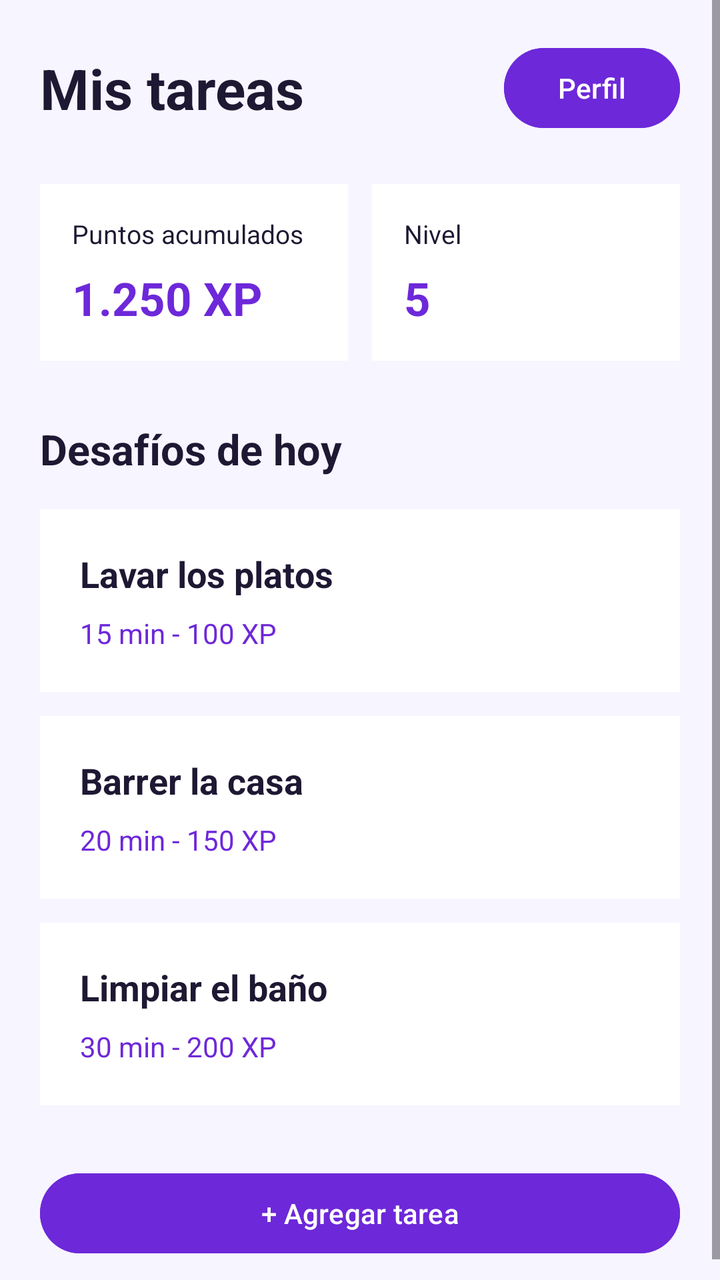
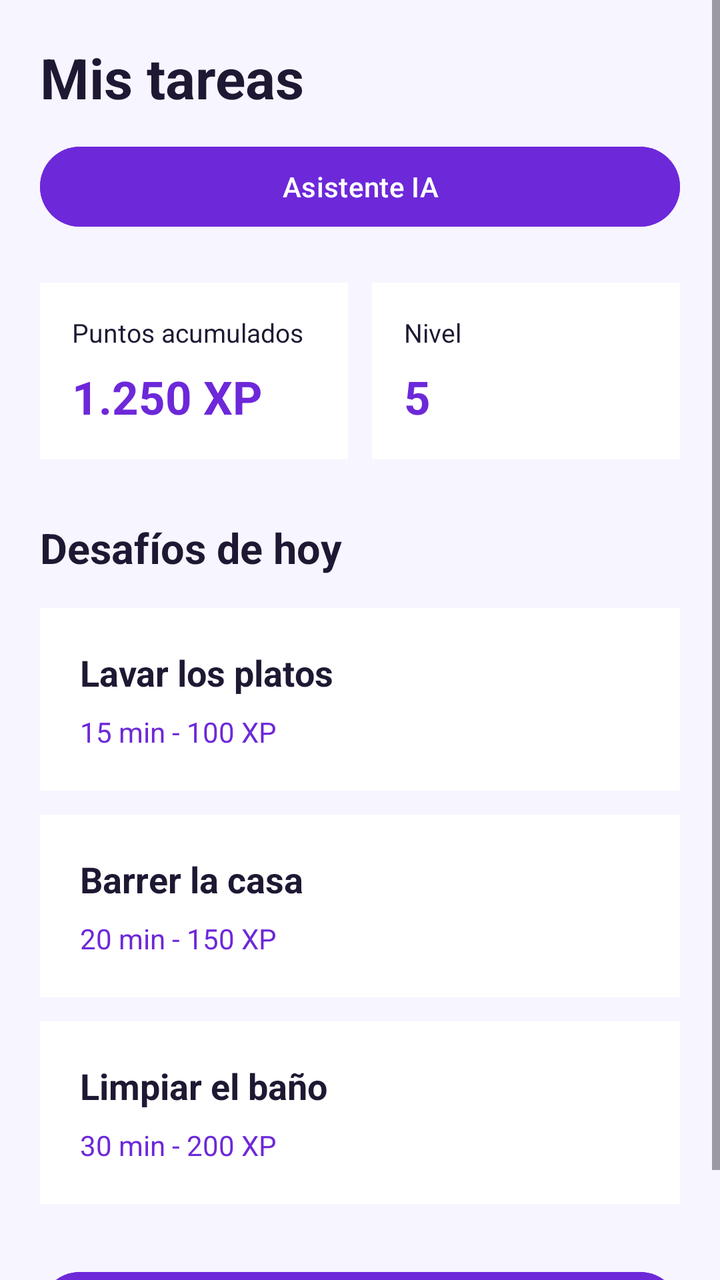

An Android layout rendered at two revisions. The XML below is the earlier revision; the diff shows what the commit changed to produce the second picture.
<!-- AndroidManifest.xml: application theme Theme.CasaXP -->
<!-- res/layout/activity_lista.xml -->
<ScrollView
    xmlns:android="http://schemas.android.com/apk/res/android"
    android:id="@+id/main"
    android:layout_width="match_parent"
    android:layout_height="match_parent"
    android:fillViewport="true"
    android:background="@color/fondo">

    <LinearLayout
        android:layout_width="match_parent"
        android:layout_height="wrap_content"
        android:orientation="vertical"
        android:padding="20dp">

        
        <LinearLayout
            android:layout_width="match_parent"
            android:layout_height="wrap_content"
            android:orientation="horizontal"
            android:gravity="center_vertical">

            <TextView
                android:id="@+id/txtListaTitulo"
                android:layout_width="0dp"
                android:layout_height="wrap_content"
                android:layout_weight="1"
                android:text="@string/lista_titulo"
                android:textColor="@color/texto_principal"
                android:textSize="28sp"
                android:textStyle="bold" />

            <Button
                android:id="@+id/btnPerfil"
                android:layout_width="wrap_content"
                android:layout_height="wrap_content"
                android:text="@string/lista_perfil"
                android:backgroundTint="@color/primario"
                android:textColor="@android:color/white" />

        </LinearLayout>

        
        <LinearLayout
            android:layout_width="match_parent"
            android:layout_height="wrap_content"
            android:layout_marginTop="24dp"
            android:orientation="horizontal">

            
            <LinearLayout
                android:layout_width="0dp"
                android:layout_height="wrap_content"
                android:layout_weight="1"
                android:orientation="vertical"
                android:padding="16dp"
                android:background="@color/fondo_tarjeta">

                <TextView
                    android:id="@+id/txtPuntosTitulo"
                    android:layout_width="match_parent"
                    android:layout_height="wrap_content"
                    android:text="@string/lista_puntos"
                    android:textColor="@color/texto_principal"
                    android:textSize="13sp" />

                <TextView
                    android:id="@+id/txtPuntosValor"
                    android:layout_width="match_parent"
                    android:layout_height="wrap_content"
                    android:layout_marginTop="8dp"
                    android:text="@string/lista_xp_ejemplo"
                    android:textColor="@color/primario"
                    android:textSize="23sp"
                    android:textStyle="bold" />

            </LinearLayout>

            
            <LinearLayout
                android:layout_width="0dp"
                android:layout_height="wrap_content"
                android:layout_weight="1"
                android:layout_marginStart="12dp"
                android:orientation="vertical"
                android:padding="16dp"
                android:background="@color/fondo_tarjeta">

                <TextView
                    android:id="@+id/txtNivelTitulo"
                    android:layout_width="match_parent"
                    android:layout_height="wrap_content"
                    android:text="@string/lista_nivel"
                    android:textColor="@color/texto_principal"
                    android:textSize="13sp" />

                <TextView
                    android:id="@+id/txtNivelValor"
                    android:layout_width="match_parent"
                    android:layout_height="wrap_content"
                    android:layout_marginTop="8dp"
                    android:text="@string/lista_nivel_ejemplo"
                    android:textColor="@color/primario"
                    android:textSize="23sp"
                    android:textStyle="bold" />

            </LinearLayout>

        </LinearLayout>

        
        <TextView
            android:id="@+id/txtDesafios"
            android:layout_width="match_parent"
            android:layout_height="wrap_content"
            android:layout_marginTop="30dp"
            android:text="@string/lista_desafios"
            android:textColor="@color/texto_principal"
            android:textSize="21sp"
            android:textStyle="bold" />

        
        <LinearLayout
            android:id="@+id/tarjetaTarea1"
            android:layout_width="match_parent"
            android:layout_height="wrap_content"
            android:layout_marginTop="16dp"
            android:orientation="vertical"
            android:padding="20dp"
            android:background="@color/fondo_tarjeta">

            <TextView
                android:id="@+id/txtTarea1"
                android:layout_width="match_parent"
                android:layout_height="wrap_content"
                android:text="@string/tarea_1"
                android:textColor="@color/texto_principal"
                android:textSize="18sp"
                android:textStyle="bold" />

            <TextView
                android:id="@+id/txtTarea1Info"
                android:layout_width="match_parent"
                android:layout_height="wrap_content"
                android:layout_marginTop="8dp"
                android:text="@string/tarea_1_info"
                android:textColor="@color/primario"
                android:textSize="14sp" />

        </LinearLayout>

        
        <LinearLayout
            android:id="@+id/tarjetaTarea2"
            android:layout_width="match_parent"
            android:layout_height="wrap_content"
            android:layout_marginTop="12dp"
            android:orientation="vertical"
            android:padding="20dp"
            android:background="@color/fondo_tarjeta">

            <TextView
                android:id="@+id/txtTarea2"
                android:layout_width="match_parent"
                android:layout_height="wrap_content"
                android:text="@string/tarea_2"
                android:textColor="@color/texto_principal"
                android:textSize="18sp"
                android:textStyle="bold" />

            <TextView
                android:id="@+id/txtTarea2Info"
                android:layout_width="match_parent"
                android:layout_height="wrap_content"
                android:layout_marginTop="8dp"
                android:text="@string/tarea_2_info"
                android:textColor="@color/primario"
                android:textSize="14sp" />

        </LinearLayout>

        
        <LinearLayout
            android:id="@+id/tarjetaTarea3"
            android:layout_width="match_parent"
            android:layout_height="wrap_content"
            android:layout_marginTop="12dp"
            android:orientation="vertical"
            android:padding="20dp"
            android:background="@color/fondo_tarjeta">

            <TextView
                android:id="@+id/txtTarea3"
                android:layout_width="match_parent"
                android:layout_height="wrap_content"
                android:text="@string/tarea_3"
                android:textColor="@color/texto_principal"
                android:textSize="18sp"
                android:textStyle="bold" />

            <TextView
                android:id="@+id/txtTarea3Info"
                android:layout_width="match_parent"
                android:layout_height="wrap_content"
                android:layout_marginTop="8dp"
                android:text="@string/tarea_3_info"
                android:textColor="@color/primario"
                android:textSize="14sp" />

        </LinearLayout>

        
        <Button
            android:id="@+id/btnAgregarTarea"
            android:layout_width="match_parent"
            android:layout_height="wrap_content"
            android:layout_marginTop="30dp"
            android:backgroundTint="@color/primario"
            android:text="@string/lista_agregar"
            android:textColor="@android:color/white" />

    </LinearLayout>

</ScrollView>
<!-- resources referenced by this layout -->
<resources>
  <color name="fondo">#F7F5FF</color>
  <color name="fondo_tarjeta">#FFFFFF</color>
  <color name="primario">#6D28D9</color>
  <color name="texto_principal">#1F1833</color>
  <string name="lista_agregar">+ Agregar tarea</string>
  <string name="lista_desafios">Desafíos de hoy</string>
  <string name="lista_nivel">Nivel</string>
  <string name="lista_nivel_ejemplo">5</string>
  <string name="lista_perfil">Perfil</string>
  <string name="lista_puntos">Puntos acumulados</string>
  <string name="lista_titulo">Mis tareas</string>
  <string name="lista_xp_ejemplo">1.250 XP</string>
  <string name="tarea_1">Lavar los platos</string>
  <string name="tarea_1_info">15 min - 100 XP</string>
  <string name="tarea_2">Barrer la casa</string>
  <string name="tarea_2_info">20 min - 150 XP</string>
  <string name="tarea_3">Limpiar el baño</string>
  <string name="tarea_3_info">30 min - 200 XP</string>
  <style name="Theme.CasaXP" parent="Base.Theme.CasaXP" />
  <style name="Base.Theme.CasaXP" parent="Theme.Material3.DayNight.NoActionBar">
  
          <item name="colorPrimary">@color/primario</item>
          <item name="colorSecondary">@color/secundario</item>
          <item name="android:statusBarColor">@color/fondo</item>
          <item name="android:windowLightStatusBar">true</item>
  
          
          
      </style>
  <color name="secundario">#14B8A6</color>
</resources>

<!-- the commit's change to res/layout/activity_lista.xml (unified diff, before → after) -->
@@ -13,31 +13,24 @@
         android:padding="20dp">
 
         
-        <LinearLayout
-            android:layout_width="match_parent"
-            android:layout_height="wrap_content"
-            android:orientation="horizontal"
-            android:gravity="center_vertical">
-
-            <TextView
-                android:id="@+id/txtListaTitulo"
-                android:layout_width="0dp"
-                android:layout_height="wrap_content"
-                android:layout_weight="1"
-                android:text="@string/lista_titulo"
-                android:textColor="@color/texto_principal"
-                android:textSize="28sp"
-                android:textStyle="bold" />
-
-            <Button
-                android:id="@+id/btnPerfil"
-                android:layout_width="wrap_content"
-                android:layout_height="wrap_content"
-                android:text="@string/lista_perfil"
-                android:backgroundTint="@color/primario"
-                android:textColor="@android:color/white" />
-
-        </LinearLayout>
+        <TextView
+            android:id="@+id/txtListaTitulo"
+            android:layout_width="match_parent"
+            android:layout_height="wrap_content"
+            android:text="@string/lista_titulo"
+            android:textColor="@color/texto_principal"
+            android:textSize="28sp"
+            android:textStyle="bold" />
+
+        
+        <Button
+            android:id="@+id/btnAsistenteIA"
+            android:layout_width="match_parent"
+            android:layout_height="wrap_content"
+            android:layout_marginTop="12dp"
+            android:backgroundTint="@color/primario"
+            android:text="@string/lista_ia"
+            android:textColor="@android:color/white" />
 
         
         <LinearLayout
@@ -126,7 +119,10 @@
             android:layout_marginTop="16dp"
             android:orientation="vertical"
             android:padding="20dp"
-            android:background="@color/fondo_tarjeta">
+            android:background="@color/fondo_tarjeta"
+            android:clickable="true"
+            android:focusable="true"
+            android:foreground="?attr/selectableItemBackground">
 
             <TextView
                 android:id="@+id/txtTarea1"
@@ -156,7 +152,10 @@
             android:layout_marginTop="12dp"
             android:orientation="vertical"
             android:padding="20dp"
-            android:background="@color/fondo_tarjeta">
+            android:background="@color/fondo_tarjeta"
+            android:clickable="true"
+            android:focusable="true"
+            android:foreground="?attr/selectableItemBackground">
 
             <TextView
                 android:id="@+id/txtTarea2"
@@ -186,7 +185,10 @@
             android:layout_marginTop="12dp"
             android:orientation="vertical"
             android:padding="20dp"
-            android:background="@color/fondo_tarjeta">
+            android:background="@color/fondo_tarjeta"
+            android:clickable="true"
+            android:focusable="true"
+            android:foreground="?attr/selectableItemBackground">
 
             <TextView
                 android:id="@+id/txtTarea3"
<!-- resource entries referenced after the edit -->
@@ -6,9 +6,9 @@
   <color name="texto_principal">#1F1833</color>
   <string name="lista_agregar">+ Agregar tarea</string>
   <string name="lista_desafios">Desafíos de hoy</string>
+  <string name="lista_ia">Asistente IA</string>
   <string name="lista_nivel">Nivel</string>
   <string name="lista_nivel_ejemplo">5</string>
-  <string name="lista_perfil">Perfil</string>
   <string name="lista_puntos">Puntos acumulados</string>
   <string name="lista_titulo">Mis tareas</string>
   <string name="lista_xp_ejemplo">1.250 XP</string>
